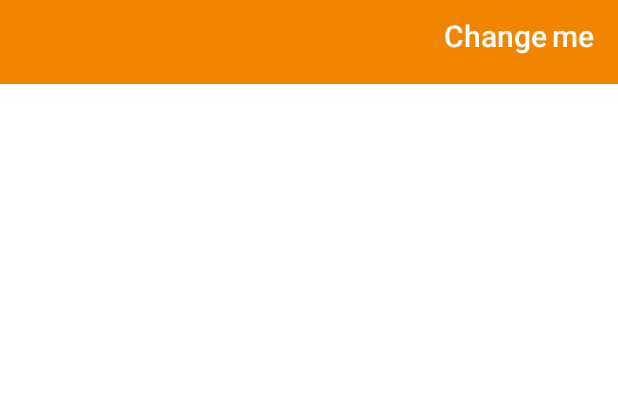
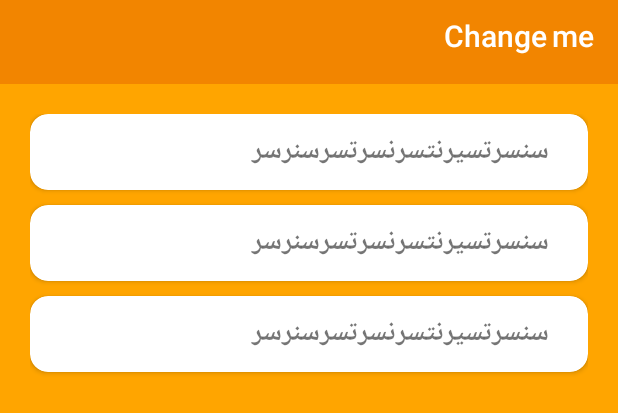
Before and after one commit to TarekMohame-d/Muslim_Pro, an Android app: the layout activity_azkar.xml on its own in the app's theme, with its tools: preview values and no code run, on a phone screen of 412 x 824 dp. Shown: the top 413 px of the screen. Run offline under Robolectric (Android 15) with nearby library versions, the phone set to English and light mode, and no system bars.

Commit message:
Finish azkar activity with the database & add initial quran activity

```diff
--- a/app/build.gradle
+++ b/app/build.gradle
@@ -38,4 +38,5 @@ dependencies {
     androidTestImplementation 'androidx.test.ext:junit:1.1.3'
     androidTestImplementation 'androidx.test.espresso:espresso-core:3.4.0'
     implementation "androidx.cardview:cardview:1.0.0"
+    implementation 'com.github.barteksc:android-pdf-viewer:2.8.2'
 }
--- a/app/src/main/AndroidManifest.xml
+++ b/app/src/main/AndroidManifest.xml
@@ -11,9 +11,7 @@
         android:roundIcon="@mipmap/app_icon_foreground"
         android:supportsRtl="true"
         android:theme="@style/Theme.MuslimPro">
-        <activity
-            android:name=".QeblaDirection"
-            android:exported="false" />
+
         <activity
             android:name=".QeblaDirection"
             android:exported="false" />
@@ -24,7 +22,7 @@
             android:name=".Quran"
             android:exported="false" />
         <activity
-            android:name=".Azkar"
+            android:name=".Azkar.Azkar"
             android:exported="false" />
         <activity
             android:name=".Ahadeth.Ahadeth"
--- a/app/src/main/java/com/example/muslimpro/MainActivity.java
+++ b/app/src/main/java/com/example/muslimpro/MainActivity.java
@@ -16,6 +16,7 @@ import android.widget.TextView;
 import android.widget.Toast;
 
 import com.example.muslimpro.Ahadeth.Ahadeth;
+import com.example.muslimpro.Azkar.Azkar;
 
 
 // Home Screen
--- a/app/src/main/java/com/example/muslimpro/Quran.java
+++ b/app/src/main/java/com/example/muslimpro/Quran.java
@@ -6,6 +6,8 @@ import androidx.appcompat.widget.Toolbar;
 import android.os.Bundle;
 import android.view.View;
 import android.widget.TextView;
+
+import com.github.barteksc.pdfviewer.PDFView;
 
 
 public class Quran extends AppCompatActivity {
@@ -27,5 +29,8 @@ public class Quran extends AppCompatActivity {
                 onBackPressed();
             }
         });
+
+        PDFView pdfView = findViewById(R.id.pdfView);
+        pdfView.fromAsset("quran_kareem.pdf").load();
     }
 }
--- /dev/null
+++ b/app/src/main/res/drawable/ic_add.xml
@@ -0,0 +1,5 @@
+<vector android:height="24dp" android:tint="#FFFFFF"
+    android:viewportHeight="24" android:viewportWidth="24"
+    android:width="24dp" xmlns:android="http://schemas.android.com/apk/res/android">
+    <path android:fillColor="@android:color/white" android:pathData="M19,3L5,3c-1.11,0 -2,0.9 -2,2v14c0,1.1 0.89,2 2,2h14c1.1,0 2,-0.9 2,-2L21,5c0,-1.1 -0.9,-2 -2,-2zM17,13h-4v4h-2v-4L7,13v-2h4L11,7h2v4h4v2z"/>
+</vector>
--- a/app/src/main/res/layout/activity_azkar.xml
+++ b/app/src/main/res/layout/activity_azkar.xml
@@ -4,7 +4,8 @@
     xmlns:tools="http://schemas.android.com/tools"
     android:layout_width="match_parent"
     android:layout_height="match_parent"
-    tools:context=".Azkar">
+    android:background="@color/ligth_orange"
+    tools:context=".Azkar.Azkar">
 
     <include
         android:id="@+id/include"
@@ -12,7 +13,22 @@
         android:layout_width="0dp"
         android:layout_height="wrap_content"
         app:layout_constraintEnd_toEndOf="parent"
+        app:layout_constraintHorizontal_bias="0.0"
         app:layout_constraintStart_toStartOf="parent"
         app:layout_constraintTop_toTopOf="parent" />
 
+    <ListView
+        android:id="@+id/Azkar_listView"
+        android:layout_width="match_parent"
+        android:layout_height="0dp"
+        android:layout_margin="20dp"
+        android:divider="@color/ligth_orange"
+        android:dividerHeight="10.0sp"
+        android:scrollbars="none"
+        app:layout_constraintBottom_toBottomOf="parent"
+        app:layout_constraintEnd_toEndOf="parent"
+        app:layout_constraintStart_toStartOf="parent"
+        app:layout_constraintTop_toBottomOf="@+id/include"
+        tools:listitem="@layout/azkar_item"/>
+
 </androidx.constraintlayout.widget.ConstraintLayout>
--- /dev/null
+++ b/app/src/main/res/layout/azkar_item.xml
@@ -0,0 +1,25 @@
+<?xml version="1.0" encoding="utf-8"?>
+<androidx.cardview.widget.CardView xmlns:android="http://schemas.android.com/apk/res/android"
+    xmlns:app="http://schemas.android.com/apk/res-auto"
+    xmlns:tools="http://schemas.android.com/tools"
+    android:layout_width="match_parent"
+    android:layout_height="wrap_content"
+    android:padding="16dp"
+    android:theme="@style/hadeth_item"
+    app:cardCornerRadius="12dp"
+    >
+
+
+    <TextView
+        android:padding="10dp"
+        android:id="@+id/azkar_title"
+        android:layout_width="match_parent"
+        android:layout_height="wrap_content"
+        android:layout_marginEnd="16dp"
+        android:gravity="center"
+        android:text="سنسرتسيرنتسرنسرتسرسنرسر"
+        android:textAlignment="viewEnd"
+        android:textSize="18sp"
+        android:textStyle="bold"
+        tools:ignore="RtlCompat" />
+</androidx.cardview.widget.CardView>
--- a/app/src/main/res/layout/toolbar_layout.xml
+++ b/app/src/main/res/layout/toolbar_layout.xml
@@ -26,6 +26,19 @@
             android:textSize="20sp"
             android:textStyle="bold" />
 
+        <ImageButton
+            android:id="@+id/addZekr_btn"
+            android:layout_width="wrap_content"
+            android:layout_height="wrap_content"
+            android:layout_gravity="end"
+            android:layout_marginEnd="10dp"
+            android:background="@null"
+            android:visibility="invisible"
+            android:focusable="true"
+            android:minWidth="48dp"
+            android:minHeight="48dp"
+            android:src="@drawable/ic_add" />
+
     </androidx.appcompat.widget.Toolbar>
 
 </LinearLayout>
--- a/app/src/main/res/values/strings.xml
+++ b/app/src/main/res/values/strings.xml
@@ -1,7 +1,11 @@
 <resources>
     <string name="app_name">Muslim Pro</string>
     <string name="home_screen_appbar_title">القائمة الرئيسية</string>
-    <string name="about_content">لوريم إيبسوم(Lorem Ipsum) هو ببساطة نص شكلي (بمعنى أن الغاية هي الشكل وليس المحتوى) ويُستخدم في صناعات المطابع ودور النشر. كان لوريم إيبسوم ولايزال المعيار للنص الشكلي منذ القرن الخامس عشر عندما قامت مطبعة مجهولة</string>
+    <string name="about_content">
+
+        تطبيق " Muslim Pro " أكبر تطبيق إسلامي شامل يحتوي على العديد من الأدوات المفيدة لتسهيل حياة الفرد المسلم لممارسة الشعائر الإسلامية ومراجعه النفس. " Muslim Pro " خصص خصيصاً ليشمل كل ما تريد من تطبيقات اسلامية على جهازك لتوفير المساحة و تلقى الخدمات بشكل ممتاز و يشمل على عدة مميزات مما يجعلك في غنى تام عن أي تطبيق اسلامى اخر على هاتفك المحمول و يوفر لك المساحة المستخدمة و الراحة في الاستخدام.
+
+    </string>
     <string name="splash_screen_appName">Muslim Pro</string>
     <string name="hadeth_1">عن عبدالله بن عمر رضي الله عنهما عن رسول الله صلى الله عليه وسلم قال: “المُسْلِمُ مَن سَلِمَ المُسْلِمُونَ مِن لِسَانِهِ ويَدِهِ، والمُهَاجِرُ مَن هَجَرَ ما نَهَى اللَّهُ عنْه” (أخرجه الشيخان البخاري ومسلم).</string>
     <string name="sharh_hadeth_1">يرشدنا ويعلمنا النبي صلى الله عليه وسلم في هذا الحديث النبوي إلى التحلي بالأخلاق الحسنة التي تزيد المحبة والمودة بين المسلمين، فالمسلم الحق هو الذي لا يؤذي غيره بالقول أو الفعل وقد ذكر النبي اللسان واليد لما يقع منهم من أضرار وأعمال تؤذي المسلم (كالكذب والغيبة والنميمة باللسان – والسرقة والقتل باليد)،وكذلك المهاجر الحق هو الذي ترك كل ما نهى الله عنه فجمع بين هجرة بلد الشرك وهجرة المحرمات.</string>
--- a/gradle.properties
+++ b/gradle.properties
@@ -19,3 +19,4 @@ android.useAndroidX=true
 # resources declared in the library itself and none from the library's dependencies,
 # thereby reducing the size of the R class for that library
 android.nonTransitiveRClass=true
+android.enableJetifier=true
--- a/settings.gradle
+++ b/settings.gradle
@@ -10,6 +10,7 @@ dependencyResolutionManagement {
     repositories {
         google()
         mavenCentral()
+        gradlePluginPortal()
     }
 }
 rootProject.name = "Muslim Pro"
```
Also changed, not shown: app/src/main/java/com/example/muslimpro/Azkar.java (deleted, +0 -30 lines), app/src/main/java/com/example/muslimpro/Azkar/Azkar.java (added, +126 -0 lines), app/src/main/java/com/example/muslimpro/Database/DatabaseHelper.java (added, +68 -0 lines), app/src/main/java/com/example/muslimpro/QeblaDirection.java (+5 -5 lines), app/src/main/res/layout/activity_about.xml (+5 -4 lines), app/src/main/res/layout/activity_quran.xml (+9 -0 lines), 1 other file.
